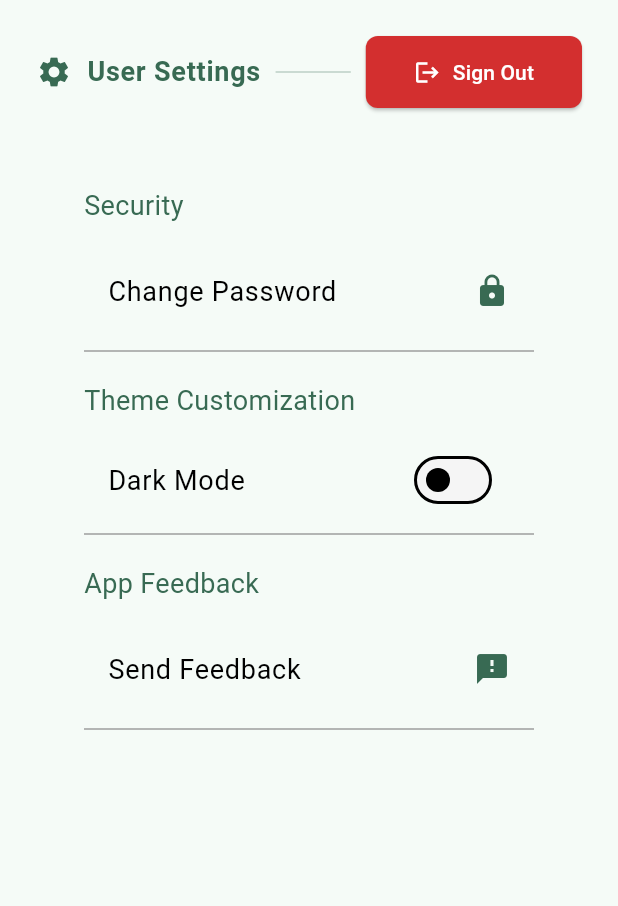
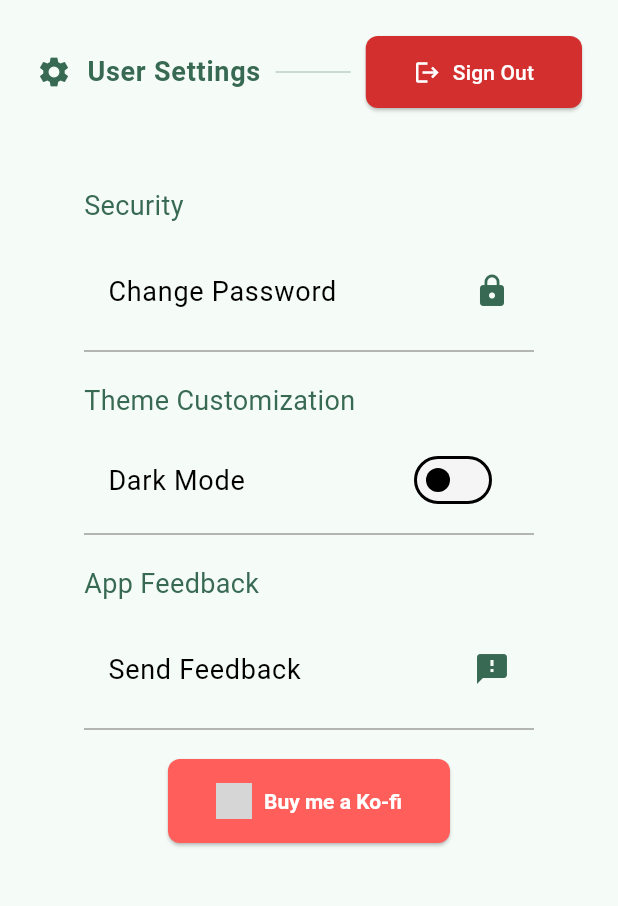
Before and after one commit to blakeotto57/treehouse, a Flutter app: the UserSettingsPage screen opened by its route, on a phone screen of 412 x 824 dp, the part 84-990 px from its top. Run offline on Flutter 3.47's test engine with Material 3 defaults, Android fonts, the phone set to English and light mode, and no system bars; our stand-ins replace cloud_firestore, emoji_picker_flutter, firebase_auth, firebase_core, firebase_storage, flutter_svg and 3 more; missing offline and left inert: firebase_app_check; accounts and stored records are empty; network calls fail; Roboto replaces fonts that are missing (Helvetica); grey boxes are pictures that could not be loaded.

Commit message:
redid treehouse logo and added kofi link

```diff
--- a/lib/pages/user_settings.dart
+++ b/lib/pages/user_settings.dart
@@ -11,6 +11,7 @@ import 'package:provider/provider.dart';
 import 'package:treehouse/pages/feedback.dart';
 import 'package:treehouse/components/nav_bar.dart';
 import 'package:shared_preferences/shared_preferences.dart';
+import 'package:url_launcher/url_launcher.dart'; // <-- NEW
 
 class UserSettingsPage extends StatefulWidget {
   const UserSettingsPage({super.key});
@@ -333,6 +334,8 @@ class _UserSettingsPageState extends State<UserSettingsPage> {
                     ),
                   ),
                   const Divider(color: Colors.grey),
+                  // --- KO-FI BUTTON ---
+                  buildKofiButton(context), // <--- Here!
                 ],
               ),
             ),
@@ -416,4 +419,40 @@ class _UserSettingsPageState extends State<UserSettingsPage> {
       dense: true,
     );
   }
+
+  // --- KO-FI BUTTON FUNCTION ---
+  Widget buildKofiButton(BuildContext context) {
+    return Padding(
+      padding: const EdgeInsets.symmetric(vertical: 12.0),
+      child: Center(
+        child: ElevatedButton.icon(
+          onPressed: () async {
+            const url = 'https://ko-fi.com/treehouseconnect';
+            if (await canLaunchUrl(Uri.parse(url))) {
+              await launchUrl(Uri.parse(url), mode: LaunchMode.externalApplication);
+            } else {
+              ScaffoldMessenger.of(context).showSnackBar(
+                const SnackBar(content: Text('Could not launch Ko-fi!')),
+              );
+            }
+          },
+          icon: Image.network(
+            'https://storage.ko-fi.com/cdn/cup-border.png',
+            height: 24,
+            width: 24,
+          ),
+          label: const Text('Buy me a Ko-fi'),
+          style: ElevatedButton.styleFrom(
+            backgroundColor: const Color(0xFFFF5E5B), // Ko-fi red!
+            foregroundColor: Colors.white,
+            textStyle: const TextStyle(fontWeight: FontWeight.bold),
+            padding: const EdgeInsets.symmetric(horizontal: 32, vertical: 16),
+            shape: RoundedRectangleBorder(
+              borderRadius: BorderRadius.circular(8),
+            ),
+          ),
+        ),
+      ),
+    );
+  }
 }
--- a/pubspec.yaml
+++ b/pubspec.yaml
@@ -44,7 +44,7 @@ dev_dependencies:
 flutter:
   uses-material-design: true
   assets:
-    - assets/treehouse_logo_final.png
+    - assets/treehouse_logo.png
     - assets/fonts/    # Added fonts directory
     - assets/icons/
 
```
Also changed, not shown: lib/auth/login_page.dart (+9 -4 lines), lib/auth/register_page.dart (+4 -3 lines), assets/treehouse_logo.png (added), assets/treehouse_logo_final.png (deleted), 3 other files.
